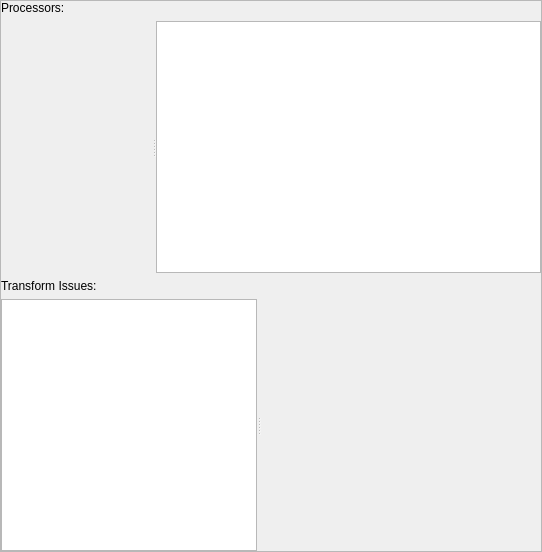
Qt form Code/Editor/EditorFramework/Panels/AssetCuratorPanel/AssetCuratorPanel.ui (ezEngine/ezEngine) before a commit.
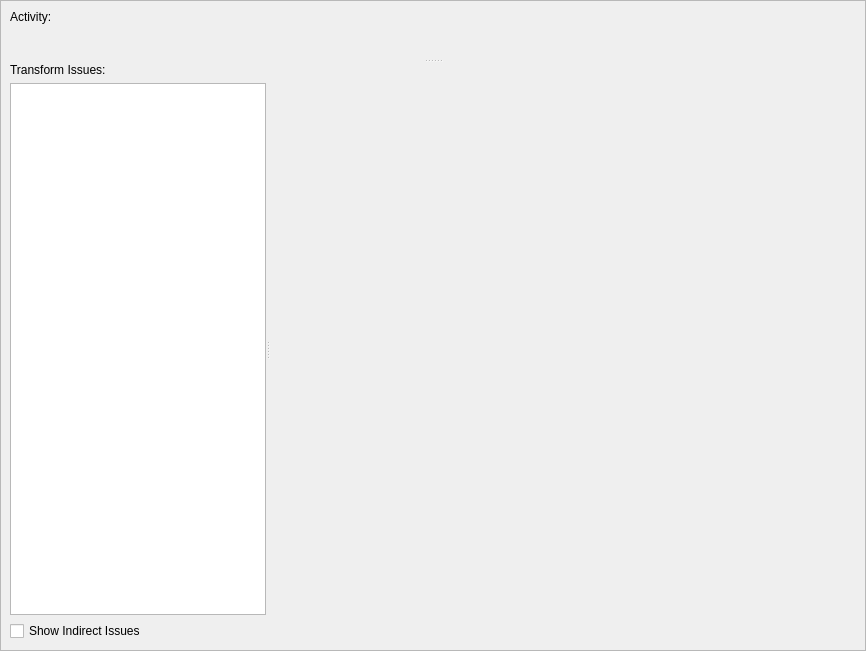
The same form after that commit. Icons and pictures are not drawn. Custom widgets are drawn as their Qt base class.

Commit message:
Asset Curator polishing
* Show Indirect Issues button
* layout improvements

```diff
--- a/Code/Editor/EditorFramework/Panels/AssetCuratorPanel/AssetCuratorPanel.ui
+++ b/Code/Editor/EditorFramework/Panels/AssetCuratorPanel/AssetCuratorPanel.ui
@@ -9,8 +9,8 @@
    <rect>
     <x>0</x>
     <y>0</y>
-    <width>542</width>
-    <height>552</height>
+    <width>866</width>
+    <height>651</height>
    </rect>
   </property>
   <property name="windowTitle">
@@ -47,77 +47,52 @@
      <property name="midLineWidth">
       <number>0</number>
      </property>
-     <layout class="QVBoxLayout" name="verticalLayout">
-      <property name="leftMargin">
-       <number>0</number>
-      </property>
-      <property name="topMargin">
-       <number>0</number>
-      </property>
-      <property name="rightMargin">
-       <number>0</number>
-      </property>
-      <property name="bottomMargin">
-       <number>0</number>
-      </property>
+     <layout class="QVBoxLayout" name="verticalLayout_4">
       <item>
-       <layout class="QHBoxLayout" name="horizontalLayout">
-        <item>
-         <widget class="QLabel" name="label">
-          <property name="text">
-           <string>Processors:</string>
-          </property>
-         </widget>
-        </item>
-        <item>
-         <widget class="ezQtCuratorControl" name="CuratorControl" native="true">
-          <property name="sizePolicy">
-           <sizepolicy hsizetype="Preferred" vsizetype="Preferred">
-            <horstretch>1</horstretch>
-            <verstretch>0</verstretch>
-           </sizepolicy>
-          </property>
-         </widget>
-        </item>
-       </layout>
-      </item>
-      <item>
-       <widget class="QSplitter" name="splitter">
-        <property name="sizePolicy">
-         <sizepolicy hsizetype="Expanding" vsizetype="Expanding">
-          <horstretch>0</horstretch>
-          <verstretch>0</verstretch>
-         </sizepolicy>
-        </property>
+       <widget class="QSplitter" name="splitter_2">
         <property name="orientation">
-         <enum>Qt::Horizontal</enum>
+         <enum>Qt::Vertical</enum>
         </property>
+        <property name="childrenCollapsible">
+         <bool>false</bool>
+        </property>
+        <widget class="QWidget" name="layoutWidget">
+         <layout class="QVBoxLayout" name="verticalLayout_3">
+          <item>
+           <widget class="QLabel" name="ActivityLabel">
+            <property name="sizePolicy">
+             <sizepolicy hsizetype="Preferred" vsizetype="Fixed">
+              <horstretch>0</horstretch>
+              <verstretch>0</verstretch>
+             </sizepolicy>
+            </property>
+            <property name="text">
+             <string>Activity:</string>
+            </property>
+           </widget>
+          </item>
+          <item>
         <widget class="ezQtLogWidget" name="CuratorLog" native="true"/>
-        <widget class="QListView" name="Processors">
+          </item>
+         </layout>
+        </widget>
+        <widget class="QWidget" name="layoutWidget">
+         <layout class="QVBoxLayout" name="verticalLayout">
+          <item>
+           <widget class="QLabel" name="IssuesLabel">
          <property name="sizePolicy">
-          <sizepolicy hsizetype="Expanding" vsizetype="Expanding">
+             <sizepolicy hsizetype="Preferred" vsizetype="Fixed">
            <horstretch>0</horstretch>
-           <verstretch>1</verstretch>
-          </sizepolicy>
-         </property>
-        </widget>
-       </widget>
-      </item>
-      <item>
-       <widget class="QLabel" name="label_2">
+              <verstretch>0</verstretch>
+             </sizepolicy>
+            </property>
         <property name="text">
          <string>Transform Issues:</string>
         </property>
        </widget>
       </item>
       <item>
-       <widget class="QSplitter" name="splitter_2">
-        <property name="sizePolicy">
-         <sizepolicy hsizetype="Expanding" vsizetype="Expanding">
-          <horstretch>0</horstretch>
-          <verstretch>0</verstretch>
-         </sizepolicy>
-        </property>
+           <widget class="QSplitter" name="splitter">
         <property name="orientation">
          <enum>Qt::Horizontal</enum>
         </property>
@@ -133,6 +108,31 @@
            <verstretch>1</verstretch>
           </sizepolicy>
          </property>
+            </widget>
+           </widget>
+          </item>
+          <item>
+           <layout class="QHBoxLayout" name="horizontalLayout">
+            <item>
+             <widget class="QCheckBox" name="CheckIndirect">
+              <property name="text">
+               <string>Show Indirect Issues</string>
+              </property>
+             </widget>
+            </item>
+            <item>
+             <widget class="ezQtCuratorControl" name="widget" native="true">
+              <property name="sizePolicy">
+               <sizepolicy hsizetype="Preferred" vsizetype="Maximum">
+                <horstretch>0</horstretch>
+                <verstretch>0</verstretch>
+               </sizepolicy>
+              </property>
+             </widget>
+            </item>
+           </layout>
+          </item>
+         </layout>
         </widget>
        </widget>
       </item>
```
Left out of the diff: 3 changed lines with no effect on the pictures. Lines whose indentation alone changed are shown as unchanged. The commit also changes 6 other files.
